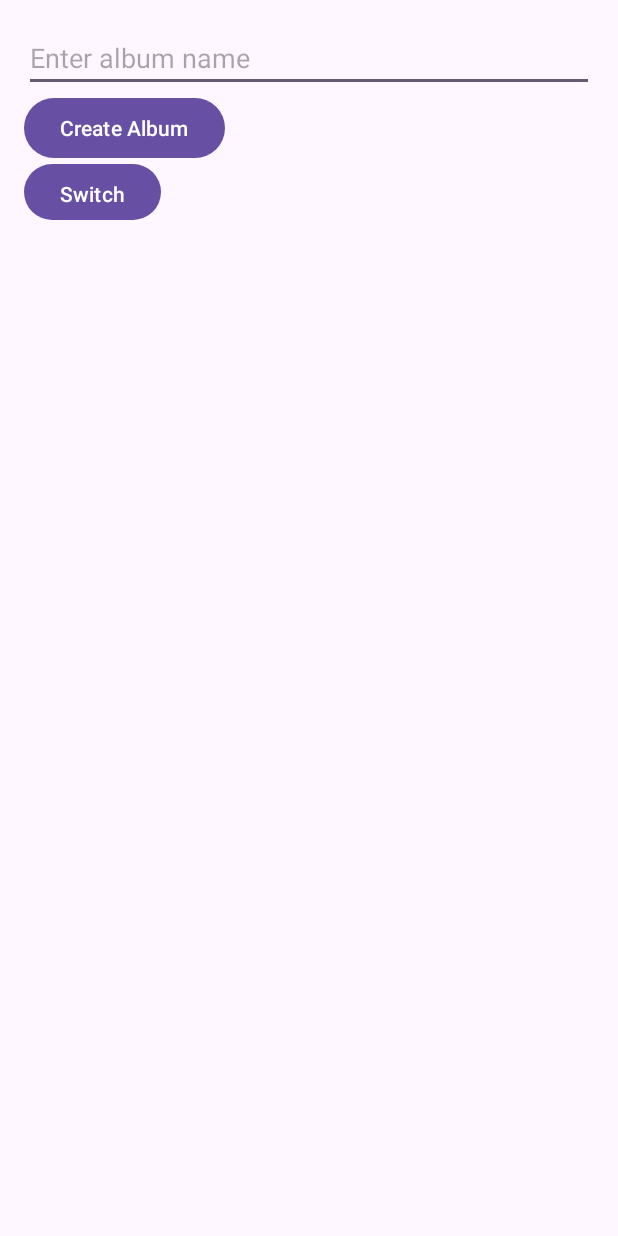
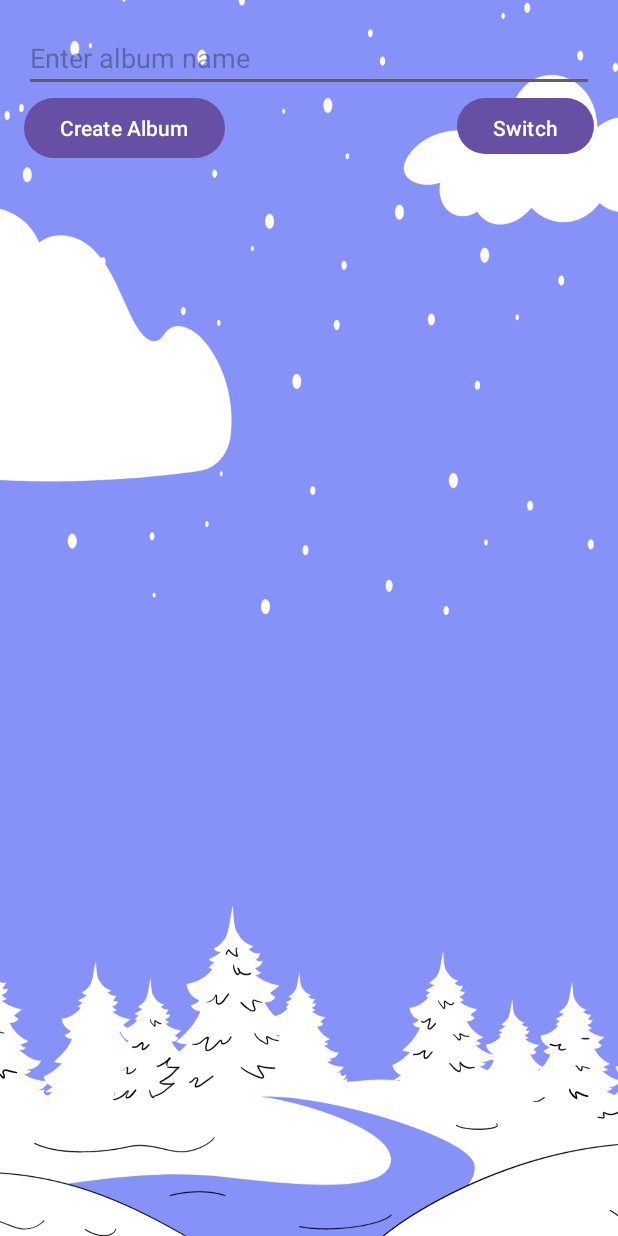
Before and after one commit to pHTSOm/mobiledev_midterm, an Android app: the screen it shows after launch (MainActivity), on a phone screen of 412 x 824 dp. Run offline under Robolectric (Android 15) with nearby library versions, the phone set to English and light mode, and no system bars; our stand-ins replace Firebase (no records; nobody signed in at launch, a user with empty details on screens opened directly).

Commit message:
Added background for some activity

```diff
--- /dev/null
+++ b/app/src/main/res/drawable/image_border.xml
@@ -0,0 +1,5 @@
+<shape xmlns:android="http://schemas.android.com/apk/res/android">
+    <solid android:color="@android:color/white" />
+    <stroke android:width="2dp" android:color="@color/gray" />
+    <corners android:radius="8dp" />
+</shape>
--- a/app/src/main/res/layout/gallery.xml
+++ b/app/src/main/res/layout/gallery.xml
@@ -3,19 +3,29 @@
     android:layout_width="match_parent"
     android:layout_height="match_parent"
     android:orientation="vertical"
-    android:padding="16dp">
+    android:padding="16dp"
+    android:background="@drawable/background">
 
     <EditText
         android:id="@+id/albumNameEditText"
         android:layout_width="match_parent"
         android:layout_height="wrap_content"
-        android:hint="Enter album name"/>
+        android:hint="Enter album name"
+        />
 
+    <LinearLayout
+        android:layout_width="match_parent"
+        android:layout_height="wrap_content">
         <Button
             android:id="@+id/createAlbumBtn"
             android:layout_width="wrap_content"
             android:layout_height="wrap_content"
             android:text="Create Album" />
+
+        <Space
+            android:layout_width="0dp"
+            android:layout_height="wrap_content"
+            android:layout_weight="1" />
 
         <Button
             android:layout_width="wrap_content"
@@ -25,6 +35,7 @@
             android:background="@drawable/switch_button"
             android:textAllCaps="false"
             />
+    </LinearLayout>
 
     <androidx.recyclerview.widget.RecyclerView
         android:id="@+id/albumsRecyclerView"
--- a/app/src/main/res/values/colors.xml
+++ b/app/src/main/res/values/colors.xml
@@ -3,4 +3,9 @@
     <color name="black">#FF000000</color>
     <color name="white">#FFFFFFFF</color>
     <color name="lavender">#8692f7</color>
+    <color name="light_gray">#F5F5F5</color>
+    <color name="dark_gray">#333333</color>
+    <color name="purple">#6200EE</color>
+    <color name="gray">#BDBDBD</color>
+
 </resources>
```
Also changed, not shown: app/src/main/res/layout/activity_image_slier.xml (+3 -4 lines), app/src/main/res/layout/album_item.xml (+11 -3 lines), app/src/main/res/layout/zoom_photo.xml (+10 -3 lines). Lines whose indentation alone changed are shown as unchanged.
